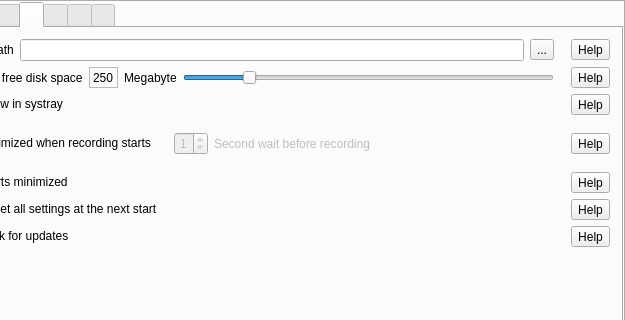
First picture: the form in src/formMainWindow.ui, repository vkohaupt/vokoscreenNG, before the edit; both pictures show x 85 to 710 and y 0 to 320 of the 710 by 422 pixel window.
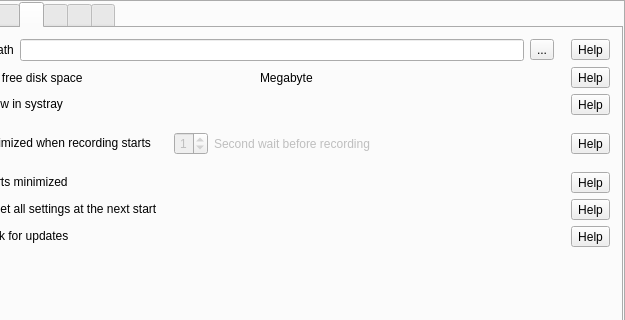
Second picture: the form after the edit. The open tabs and pages were chosen to show the change. Icons and pictures are not drawn.

Commit message: New slider for sliderLimitOfFreeDiskSpace

Patch:
```diff
--- a/src/formMainWindow.ui
+++ b/src/formMainWindow.ui
@@ -1015,19 +1015,6 @@
                    </property>
                   </widget>
                  </item>
-                 <item>
-                  <widget class="QLabel" name="labelLimitOfFreeDiskSpace">
-                   <property name="frameShape">
-                    <enum>QFrame::StyledPanel</enum>
-                   </property>
-                   <property name="frameShadow">
-                    <enum>QFrame::Sunken</enum>
-                   </property>
-                   <property name="text">
-                    <string notr="true">250</string>
-                   </property>
-                  </widget>
-                 </item>
                  <item>
                   <widget class="QLabel" name="label_11">
                    <property name="text">
@@ -1035,22 +1022,6 @@
                    </property>
                   </widget>
                  </item>
-                 <item>
-                  <widget class="QSlider" name="sliderLimitOfFreeDiskSpace">
-                   <property name="minimum">
-                    <number>100</number>
-                   </property>
-                   <property name="maximum">
-                    <number>999</number>
-                   </property>
-                   <property name="value">
-                    <number>250</number>
-                   </property>
-                   <property name="orientation">
-                    <enum>Qt::Horizontal</enum>
-                   </property>
-                  </widget>
-                 </item>
                 </layout>
                </widget>
               </item>
```
Left out of the diff: 2 changed lines with no effect on the pictures. The commit also changes 4 other files.
